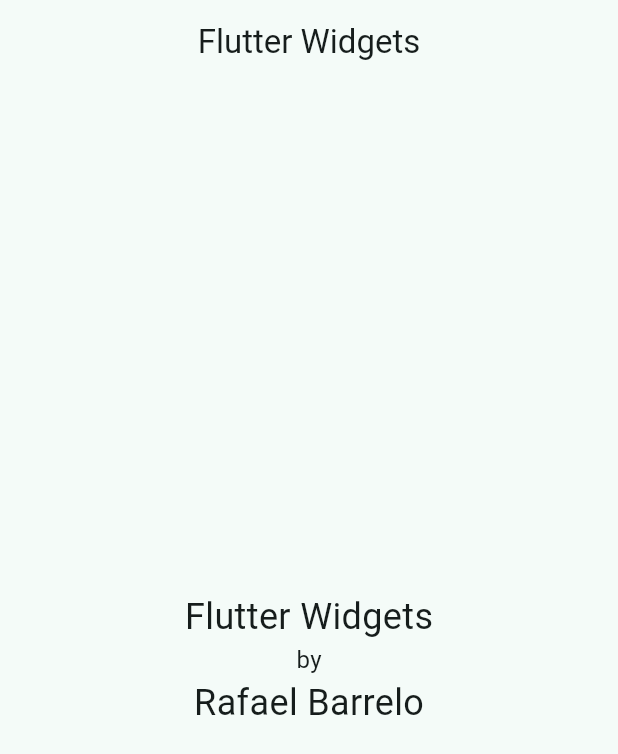
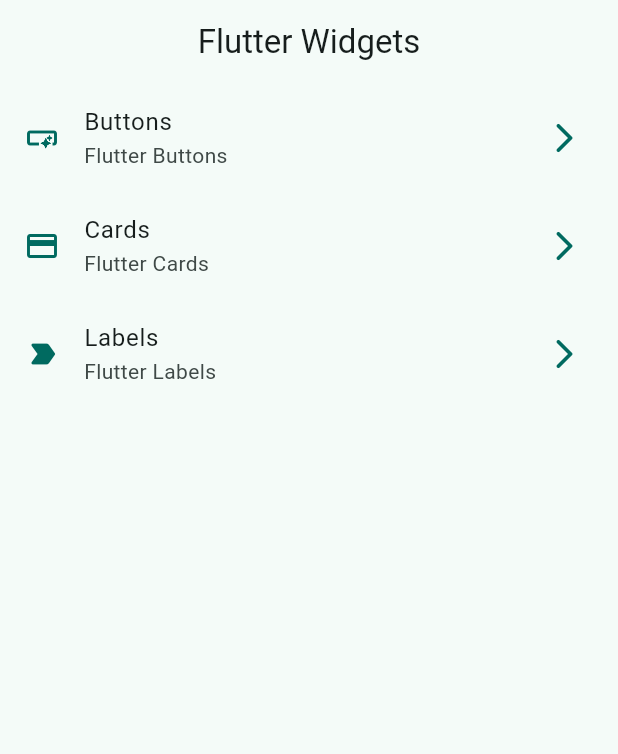
Before and after one commit to reyduar/flutter_widgets_app, a Flutter app: the screen it shows after launch, on a phone screen of 412 x 824 dp. Shown: the top 754 px of the screen. Run offline on Flutter 3.47's test engine with Material 2 defaults, Android fonts, the phone set to English and light mode, and no system bars.

Commit message:
Create home screen

```diff
--- a/lib/main.dart
+++ b/lib/main.dart
@@ -14,6 +14,6 @@ class MainApp extends StatelessWidget {
     return MaterialApp(
         debugShowCheckedModeBanner: false,
         theme: AppTheme(selectedColor: 2).getTheme(),
-        home: HomeScreen());
+        home: const HomeScreen());
   }
 }
--- a/lib/presentation/screens/home/home_screen.dart
+++ b/lib/presentation/screens/home/home_screen.dart
@@ -1,4 +1,5 @@
 import 'package:flutter/material.dart';
+import 'package:flutter_widgets_app/config/menu/menu_items.dart';
 
 class HomeScreen extends StatelessWidget {
   const HomeScreen({super.key});
@@ -9,25 +10,47 @@ class HomeScreen extends StatelessWidget {
       appBar: AppBar(
         title: const Text('Flutter Widgets'),
       ),
-      body: const Center(
-        child: Column(
-          mainAxisAlignment: MainAxisAlignment.center,
-          children: [
-            Text(
-              'Flutter Widgets',
-              style: TextStyle(fontSize: 24),
-            ),
-            Text(
-              'by',
-              style: TextStyle(fontSize: 16),
-            ),
-            Text(
-              'Rafael Barrelo',
-              style: TextStyle(fontSize: 24),
-            ),
-          ],
-        ),
-      ),
+      body: const _HomeView(),
     );
   }
 }
+
+class _HomeView extends StatelessWidget {
+  const _HomeView();
+
+  @override
+  Widget build(BuildContext context) {
+    return ListView.builder(
+        itemCount: appMenuItems.length,
+        itemBuilder: (context, index) {
+          final menuItem = appMenuItems[index];
+          return _CustomListTile(menuItem: menuItem);
+        });
+  }
+}
+
+class _CustomListTile extends StatelessWidget {
+  const _CustomListTile({
+    required this.menuItem,
+  });
+
+  final MenuItems menuItem;
+
+  @override
+  Widget build(BuildContext context) {
+    final colors = Theme.of(context).colorScheme;
+    return ListTile(
+      leading: Icon(
+        menuItem.icon,
+        color: colors.primary,
+      ),
+      trailing: Icon(
+        Icons.arrow_forward_ios_rounded,
+        color: colors.primary,
+      ),
+      title: Text(menuItem.title),
+      subtitle: Text(menuItem.subTitle),
+      onTap: () => Navigator.pushNamed(context, menuItem.link),
+    );
+  }
+}
```
